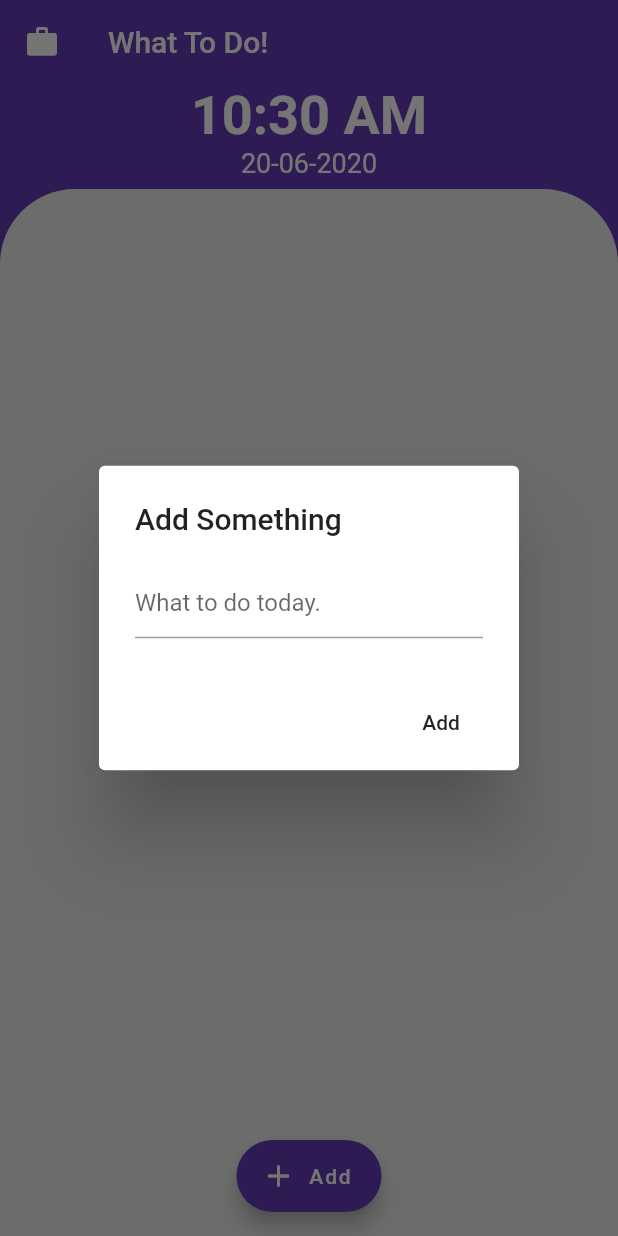
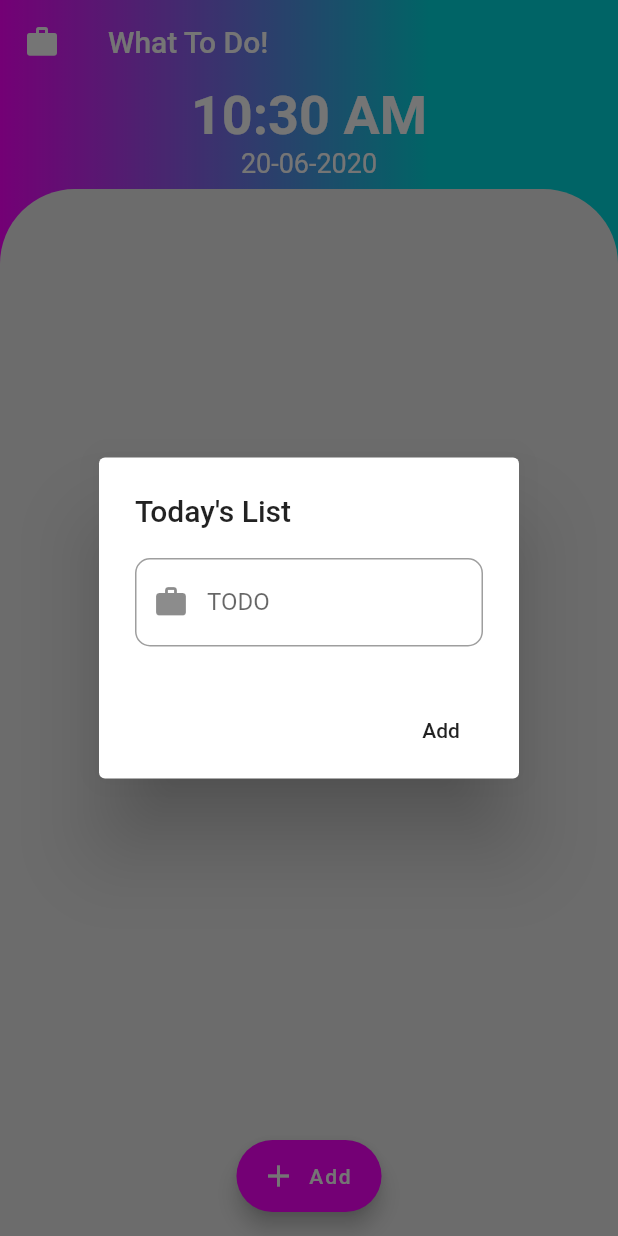
Before and after one commit to lalitjarwal/TODO-Flutter, a Flutter app: the screen it shows after launch, after a tap on "Add", on a phone screen of 412 x 824 dp. Run offline on Flutter 3.47's test engine with Material 2 defaults, Android fonts, the phone set to English and light mode, and no system bars.

Commit message:
UI Updated

```diff
--- a/lib/main.dart
+++ b/lib/main.dart
@@ -21,13 +21,19 @@ class Body extends StatefulWidget {
 }
 
 class _BodyState extends State<Body> {
+  final _linearGradient = LinearGradient(
+      colors: [Color(0xfffc00ff), Color(0xff00dbde)], stops: [0.0, 0.7]);
+  final _formkey = GlobalKey<FormState>();
   final _controller = TextEditingController();
   @override
   Widget build(BuildContext context) {
     return Scaffold(
       floatingActionButton: FloatingActionButton.extended(
+          shape: RoundedRectangleBorder(
+            borderRadius: BorderRadius.circular(50.0),
+          ),
           tooltip: 'Add item to ToDo list',
-          backgroundColor: Colors.deepPurple,
+          backgroundColor: Color(0xfffc00ff),
           icon: Icon(Icons.add),
           onPressed: () {
             testAlert(context);
@@ -36,38 +42,56 @@ class _BodyState extends State<Body> {
       floatingActionButtonLocation: FloatingActionButtonLocation.centerFloat,
       backgroundColor: Colors.deepPurple,
       appBar: AppBar(
-        leading: Icon(Icons.work),
+        flexibleSpace:
+            Container(decoration: BoxDecoration(gradient: _linearGradient)),
+        leading: Icon(Icons.work,),
         elevation: 0.0,
         title: Text('What To Do!'),
-        backgroundColor: Colors.transparent,
       ),
-      body: Home(),
+      body: Container(
+          decoration: BoxDecoration(gradient: _linearGradient), child: Home()),
     );
   }
 
   void testAlert(BuildContext context) {
     var alert = AlertDialog(
-      title: Text("Add Something"),
+    title: Text("Today\'s List"),
     content: SizedBox(
-          child: TextField(
+        child: Form(
+      key: _formkey,
+      child: TextFormField(
+        validator: (value) {
+          if (value.isEmpty) {
+            return 'Entry can\'t be empty!';
+          }
+          return null;
+        },
+        cursorColor: Colors.deepPurple,
         controller: _controller,
-        decoration: InputDecoration(hintText: 'What to do today.'),
+        decoration: InputDecoration(
+          labelText: 'TODO',
+          hintText: 'What to do today.',
+          border: OutlineInputBorder(
+              borderRadius: BorderRadius.all(Radius.circular(10.0))),
+          prefixIcon: Icon(
+            Icons.work,
+          ),
+        ),
+      ),
     )),
     actions: [
       FlatButton(
           onPressed: () {
             setState(() {
-                try {
+              if (_formkey.currentState.validate()) {
                 _HomeState.list.add(_controller.text);
-                  _HomeState._color.add(Colors.deepPurple);
+                _HomeState._color.add(Colors.blue);
                 _HomeState._current.add(true);
                 _HomeState._style.add(null);
                 _controller.clear();
-                } on Exception catch (e) {
-                  debugPrint('$e');
+                Navigator.of(context).pop();
               }
             });
-              Navigator.of(context).pop();
           },
           child: Text("Add"))
     ],
@@ -131,7 +155,11 @@ class _HomeState extends State<Home> {
                     topLeft: Radius.circular(50)),
                 color: Color(0xffececec)),
             child: Padding(
-              padding: EdgeInsets.only(top: 30.0, left: 10.0, right: 10.0),
+              padding: EdgeInsets.only(
+                top: 30.0,
+                left: 10.0,
+                right: 10.0,
+              ),
               child: ListView.builder(
                 itemCount: list.length,
                 itemBuilder: (BuildContext context, int index) {
@@ -154,7 +182,6 @@ class _HomeState extends State<Home> {
                       child: ListTile(
                         leading: Icon(
                           Icons.arrow_right,
-                          color: Colors.deepPurple,
                         ),
                         title: Text(
                           list[index],
@@ -174,7 +201,7 @@ class _HomeState extends State<Home> {
                                   setState(() {
                                     _color[index] = _current[index]
                                         ? Colors.green
-                                        : Colors.deepPurple;
+                                        : Colors.blue;
                                     _style[index] = _current[index]
                                         ? TextStyle(
                                             decoration:
```
Lines whose indentation alone changed are shown as unchanged.
